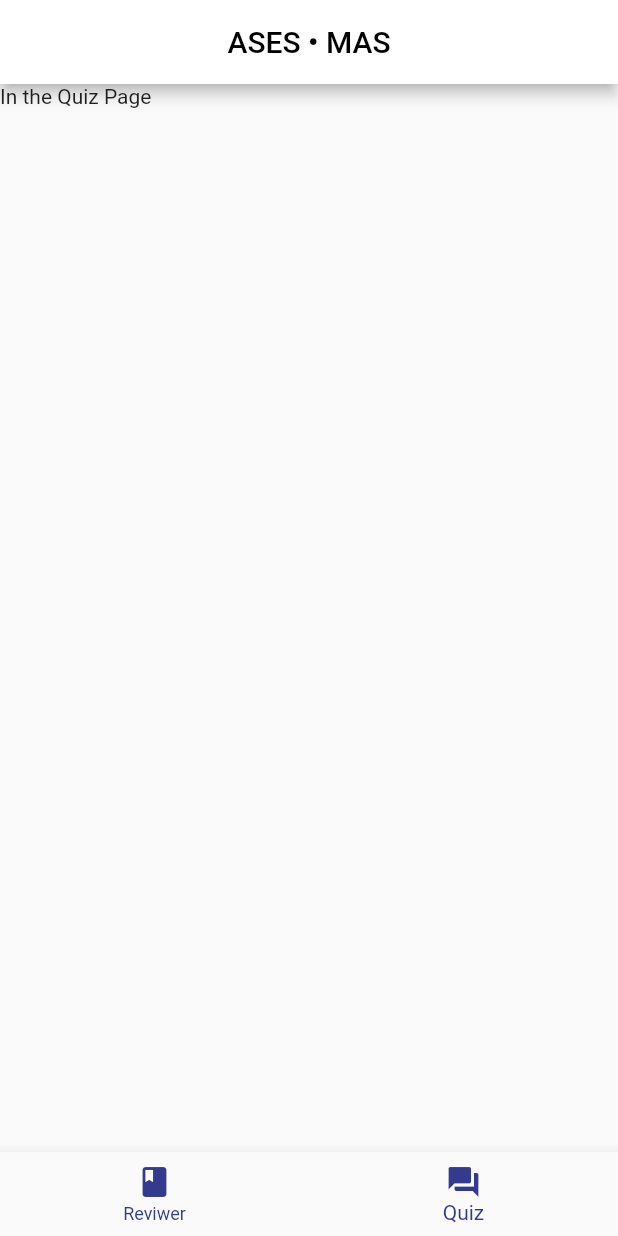
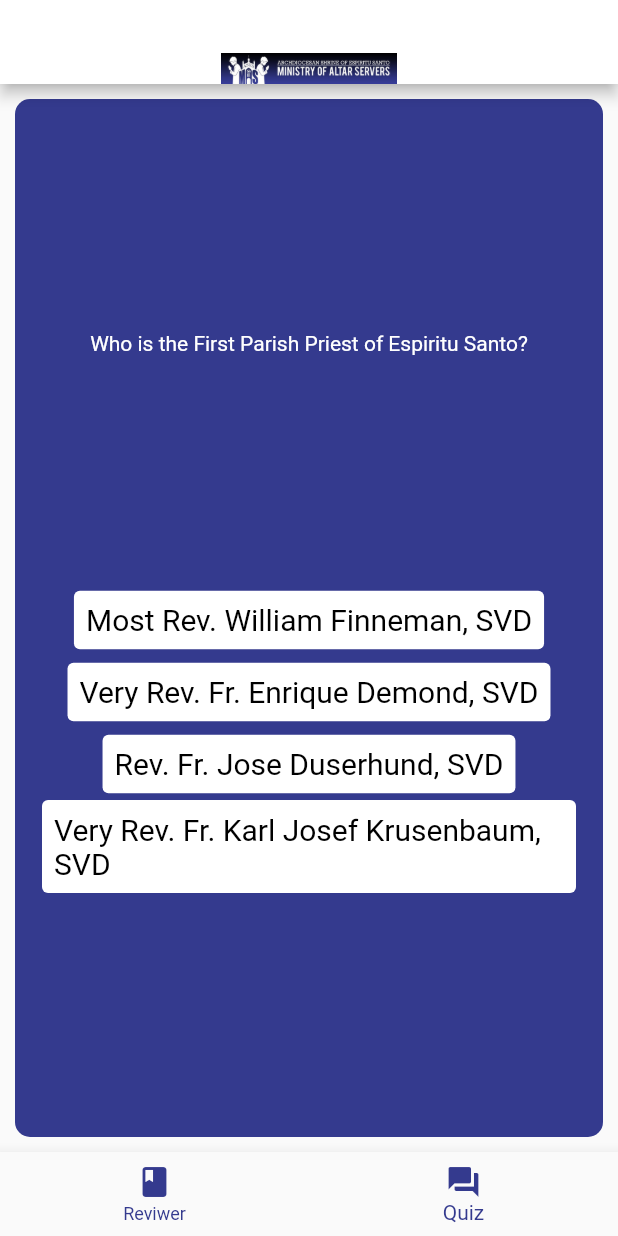
Before and after one commit to gfdelrosario12/historest, a Flutter app: the screen it shows after launch, item 2 of the bottom bar chosen, on a phone screen of 412 x 824 dp. Run offline on Flutter 3.47's test engine with Material 2 defaults, Android fonts, the phone set to English and light mode, and no system bars; our stand-ins replace timelines.

Commit message:
Working on Quiz Page

```diff
--- a/lib/components/Lists/priestNames.dart
+++ b/lib/components/Lists/priestNames.dart
@@ -1,5 +1,5 @@
 List priestNames = [
-  'Fr. William Finneman, SVD', //0
+  'Most Rev. William Finneman, SVD', //0
   'Very Rev. Fr. Enrique Demond, SVD', //1
   'Rev. Fr. Jose Duserhund, SVD', //2
   'Very Rev. Fr. Karl Josef Krusenbaum, SVD', //3
--- a/lib/components/QuizPage.dart
+++ b/lib/components/QuizPage.dart
@@ -1,3 +1,6 @@
+import 'dart:ui';
+import 'Lists/priestNames.dart';
+
 import 'package:flutter/material.dart';
 import 'package:timelines/timelines.dart';
 
@@ -9,10 +12,99 @@ class QuizPage extends StatefulWidget {
 }
 
 class _QuizPageState extends State<QuizPage> {
+  var colorTheme = 0xff343A8E;
+  int score = 0;
   @override
   Widget build(BuildContext context) {
     return Scaffold(
-      body: Text("In the Quiz Page"),
+      body: Container(
+        margin: EdgeInsets.all(10.0),
+        padding: const EdgeInsets.all(10.0),
+        decoration: BoxDecoration(
+          color: Color(colorTheme),
+          borderRadius: BorderRadius.circular(10),
+        ),
+        child: Center(
+          child: Column(
+            mainAxisAlignment: MainAxisAlignment.spaceEvenly,
+            children: [
+              Column(
+                mainAxisAlignment: MainAxisAlignment.center,
+                children: const [
+                  Text(
+                    "Who is the First Parish Priest of Espiritu Santo?",
+                    style: TextStyle(color: Colors.white),
+                  )
+                ],
+              ),
+              Center(
+                child: Column(
+                  mainAxisAlignment: MainAxisAlignment.spaceEvenly,
+                  children: [
+                    // ignore: unnecessary_new
+                    new ButtonBar(
+                      alignment: MainAxisAlignment.center,
+                      children: [
+                        Column(children: [
+                          TextButton(
+                            style: TextButton.styleFrom(
+                              textStyle: const TextStyle(fontSize: 20),
+                              backgroundColor: Colors.white,
+                            ),
+                            onPressed: () {
+                              score += 1;
+                              print(score);
+                            },
+                            child: Text(
+                              priestNames[0],
+                              style: TextStyle(color: Colors.black),
+                            ),
+                          ),
+                          TextButton(
+                            style: TextButton.styleFrom(
+                              textStyle: const TextStyle(fontSize: 20),
+                              backgroundColor: Colors.white,
+                            ),
+                            onPressed: () {},
+                            child: Text(
+                              priestNames[1],
+                              style: TextStyle(color: Colors.black),
+                            ),
+                          ),
+                        ]),
+                        Column(children: [
+                          TextButton(
+                            style: TextButton.styleFrom(
+                              textStyle: const TextStyle(fontSize: 20),
+                              backgroundColor: Colors.white,
+                            ),
+                            onPressed: () {},
+                            child: Text(
+                              priestNames[2],
+                              style: TextStyle(color: Colors.black),
+                            ),
+                          ),
+                          TextButton(
+                            style: TextButton.styleFrom(
+                              textStyle: const TextStyle(fontSize: 20),
+                              backgroundColor: Colors.white,
+                            ),
+                            onPressed: () {},
+                            child: Text(
+                              priestNames[3],
+                              style: TextStyle(color: Colors.black),
+                            ),
+                          ),
+                        ]),
+                      ],
+                    )
+                  ],
+                ),
+              )
+            ],
+          ),
+        ),
+      ),
     );
   }
 }
--- a/lib/components/ReviewerPage.dart
+++ b/lib/components/ReviewerPage.dart
@@ -4,6 +4,7 @@ import 'package:flutter/material.dart';
 import 'package:timelines/timelines.dart';
 import 'Lists/priestNames.dart';
 import 'Lists/dates.dart';
+import '';
 
 class ReviewerPage extends StatefulWidget {
   ReviewerPage({super.key});
@@ -41,6 +42,7 @@ class _ReviewerPageState extends State<ReviewerPage> {
                 ),
               ),
             ),
+            Container(),
             Container(
               child: Padding(
                 padding: EdgeInsets.only(bottom: 10.0),
--- a/lib/main.dart
+++ b/lib/main.dart
@@ -15,24 +15,22 @@ class MyApp extends StatefulWidget {
 
 class _MyAppState extends State<MyApp> {
   int currentIndex = 0;
+  var colorTheme = 0xff343A8E;
   @override
   Widget build(BuildContext context) {
     return MaterialApp(
       home: Scaffold(
         appBar: AppBar(
-          centerTitle: true,
-          backgroundColor: Colors.white,
-          title: const Center(
-            child: Text(
-              "ASES • MAS",
-              style: TextStyle(color: Colors.black),
-            ),
-          ),
-        ),
+            centerTitle: true,
+            backgroundColor: Colors.white,
+            flexibleSpace: const Padding(
+              padding: EdgeInsets.only(top: 35.0),
+              child: Image(image: AssetImage('assets/images/Header.png')),
+            )),
         body: currentIndex == 0 ? ReviewerPage() : QuizPage(),
         bottomNavigationBar: BottomNavigationBar(
-          selectedItemColor: Color(0xff343A8E),
-          unselectedItemColor: Color(0xff343A8E),
+          selectedItemColor: Color(colorTheme),
+          unselectedItemColor: Color(colorTheme),
           items: const <BottomNavigationBarItem>[
             BottomNavigationBarItem(
               icon: Icon(
--- a/pubspec.yaml
+++ b/pubspec.yaml
@@ -61,9 +61,8 @@ flutter:
   uses-material-design: true
 
   # To add assets to your application, add an assets section, like this:
-  # assets:
-  #   - images/a_dot_burr.jpeg
-  #   - images/a_dot_ham.jpeg
+  assets:
+    - assets/images/
 
   # An image asset can refer to one or more resolution-specific "variants", see
   # https://flutter.dev/assets-and-images/#resolution-aware
```
Also changed, not shown: assets/images/Header.png (added), assets/images/odiver.jpg (deleted).
